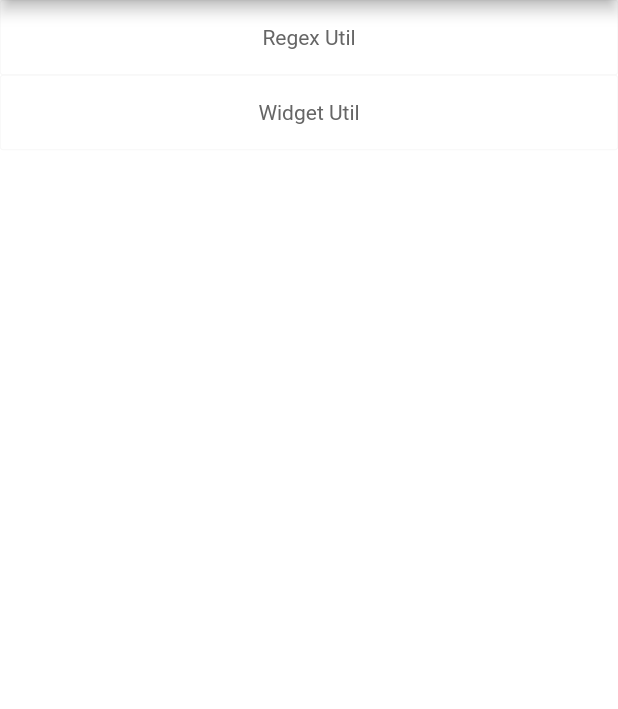
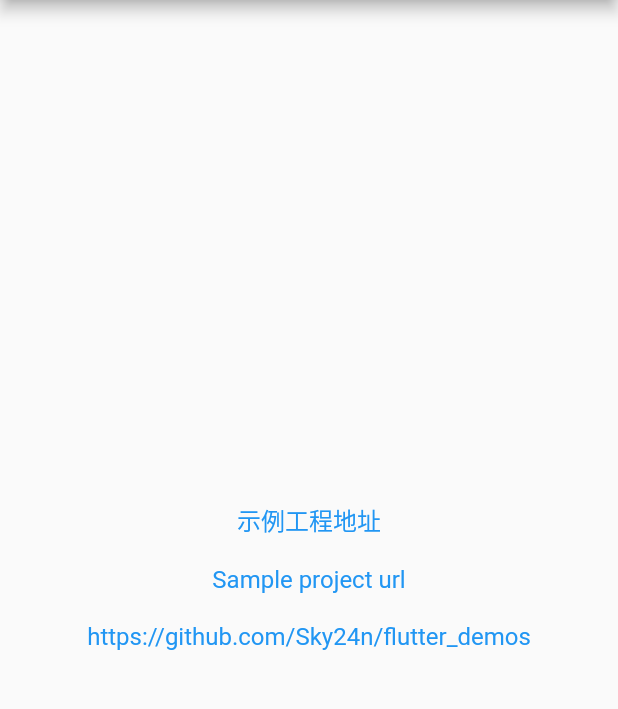
Before and after one commit to Sky24n/common_utils, a Flutter app: the screen it shows after launch, on a phone screen of 412 x 824 dp, the part 84-793 px from its top. Run offline on Flutter 3.47's test engine with Material 2 defaults, Android fonts, the phone set to English and light mode, and no system bars.

```diff
--- a/example/lib/main.dart
+++ b/example/lib/main.dart
@@ -18,32 +18,17 @@ class HomePage extends StatefulWidget {
 }
 
 class _HomePageState extends State<HomePage> {
-  List<ItemModel> mItemList = new List();
+  String _sampleUrl = "示例工程地址" +
+      "\n" +
+      "\n" +
+      "Sample project url"
+      "\n" +
+      "\n" +
+      "https://github.com/Sky24n/flutter_demos";
 
   @override
   void initState() {
     super.initState();
-    mItemList.add(new ItemModel("Regex Util"));
-    mItemList.add(new ItemModel("Widget Util"));
-  }
-
-  Widget buildItem(ItemModel model) {
-    return new InkWell(
-        onTap: () {
-        },
-        child: new Container(
-            height: 50.0,
-            child: new Center(
-              child: new Text(
-                model.title,
-                style: new TextStyle(fontSize: 14.0, color: Color(0xFF666666)),
-              ),
-            ),
-            decoration: new BoxDecoration(
-                borderRadius: BorderRadius.all(Radius.circular(2.0)),
-                color: Colors.white,
-                border:
-                    new Border.all(width: 0.33, color: Color(0XFFEFEFEF)))));
   }
 
   @override
@@ -67,26 +52,24 @@ class _HomePageState extends State<HomePage> {
     List listB = ["A", "B", "C"];
     print("Two List Is Equal: " +
         ObjectUtil.twoListIsEqual(listA, listB).toString());
+    DateTime dateTime = DateTime.parse("2012-02-27 13:27:00");
+    print("DateTime: " +
+        new DateTime.fromMillisecondsSinceEpoch(1536720535748).toString() +
+        "\n" +
+        "  parse: " +
+        dateTime.toLocal().toString());
 
     return new Scaffold(
-      appBar: new AppBar(
-        title: const Text('Common Utils'),
-        centerTitle: true,
-      ),
-      body: new ListView.builder(
-          shrinkWrap: true,
-          itemCount: mItemList.length,
-          itemBuilder: (BuildContext context, int index) {
-            ItemModel model = mItemList[index];
-            return buildItem(model);
-          }),
-      backgroundColor: Colors.white,
-    );
+        appBar: new AppBar(
+          title: const Text('Common Utils'),
+          centerTitle: true,
+        ),
+        body: new Center(
+          child: new Text(
+            _sampleUrl,
+            textAlign: TextAlign.center,
+            style: new TextStyle(fontSize: 16.0,color: Colors.blue),
+          ),
+        ));
   }
 }
-
-class ItemModel {
-  String title;
-
-  ItemModel(this.title);
-}
--- a/lib/common_utils.dart
+++ b/lib/common_utils.dart
@@ -4,3 +4,4 @@ export 'src/object_util.dart';
 export 'src/regex_util.dart';
 export 'src/screen_util.dart';
 export 'src/widget_util.dart';
+export 'src/date_util.dart';
--- /dev/null
+++ b/lib/src/date_util.dart
@@ -0,0 +1,3 @@
+class DateUtil{
+
+}
```
Also changed, not shown: 1 other file.
